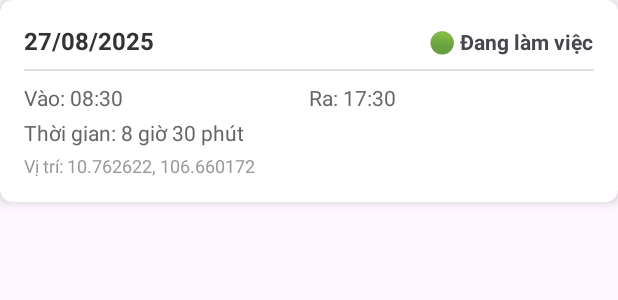
After one commit to trunghieu0716/check-in-app, an Android app: the layout item_attendance_history.xml on its own in the app's theme, with its tools: preview values and no code run, on a phone screen of 412 x 824 dp. The commit adds this screen. Shown: the top 300 px of the screen. Run offline under Robolectric (Android 15) with nearby library versions, the phone set to English and light mode, and no system bars.

Commit message:
history activity

```diff
--- /dev/null
+++ b/app/src/main/res/layout/item_attendance_history.xml
@@ -0,0 +1,92 @@
+<?xml version="1.0" encoding="utf-8"?>
+<androidx.cardview.widget.CardView xmlns:android="http://schemas.android.com/apk/res/android"
+    xmlns:app="http://schemas.android.com/apk/res-auto"
+    android:layout_width="match_parent"
+    android:layout_height="wrap_content"
+    android:layout_marginBottom="8dp"
+    app:cardCornerRadius="8dp"
+    app:cardElevation="4dp">
+
+    <LinearLayout
+        android:layout_width="match_parent"
+        android:layout_height="wrap_content"
+        android:orientation="vertical"
+        android:padding="16dp">
+
+        <LinearLayout
+            android:layout_width="match_parent"
+            android:layout_height="wrap_content"
+            android:orientation="horizontal">
+
+            <TextView
+                android:id="@+id/dateText"
+                android:layout_width="0dp"
+                android:layout_height="wrap_content"
+                android:layout_weight="1"
+                android:text="27/08/2025"
+                android:textSize="16sp"
+                android:textStyle="bold"
+                android:textColor="#333333" />
+
+            <TextView
+                android:id="@+id/statusText"
+                android:layout_width="wrap_content"
+                android:layout_height="wrap_content"
+                android:text="🟢 Đang làm việc"
+                android:textSize="14sp"
+                android:textStyle="bold" />
+
+        </LinearLayout>
+
+        <View
+            android:layout_width="match_parent"
+            android:layout_height="1dp"
+            android:layout_marginVertical="8dp"
+            android:background="#E0E0E0" />
+
+        <LinearLayout
+            android:layout_width="match_parent"
+            android:layout_height="wrap_content"
+            android:orientation="horizontal">
+
+            <TextView
+                android:id="@+id/checkinTimeText"
+                android:layout_width="0dp"
+                android:layout_height="wrap_content"
+                android:layout_weight="1"
+                android:text="Vào: 08:30"
+                android:textSize="14sp"
+                android:textColor="#666666" />
+
+            <TextView
+                android:id="@+id/checkoutTimeText"
+                android:layout_width="0dp"
+                android:layout_height="wrap_content"
+                android:layout_weight="1"
+                android:text="Ra: 17:30"
+                android:textSize="14sp"
+                android:textColor="#666666" />
+
+        </LinearLayout>
+
+        <TextView
+            android:id="@+id/workDurationText"
+            android:layout_width="match_parent"
+            android:layout_height="wrap_content"
+            android:layout_marginTop="4dp"
+            android:text="Thời gian: 8 giờ 30 phút"
+            android:textSize="14sp"
+            android:textColor="#666666" />
+
+        <TextView
+            android:id="@+id/locationText"
+            android:layout_width="match_parent"
+            android:layout_height="wrap_content"
+            android:layout_marginTop="4dp"
+            android:text="Vị trí: 10.762622, 106.660172"
+            android:textSize="12sp"
+            android:textColor="#999999" />
+
+    </LinearLayout>
+
+</androidx.cardview.widget.CardView>
```
Also changed, not shown: app/src/main/java/com/company/checkinapp/MainActivity.java (+159 -82 lines), app/src/main/java/com/company/checkinapp/activities/HistoryActivity.java (+54 -30 lines), app/src/main/java/com/company/checkinapp/adapters/AttendanceHistoryAdapter.java (added, +100 -0 lines), app/src/main/java/com/company/checkinapp/models/AttendanceSession.java (added, +59 -0 lines), app/src/main/java/com/company/checkinapp/models/UserProfile.java (added, +51 -0 lines), app/src/main/res/layout/activity_history.xml (+10 -12 lines), 10 other files.
